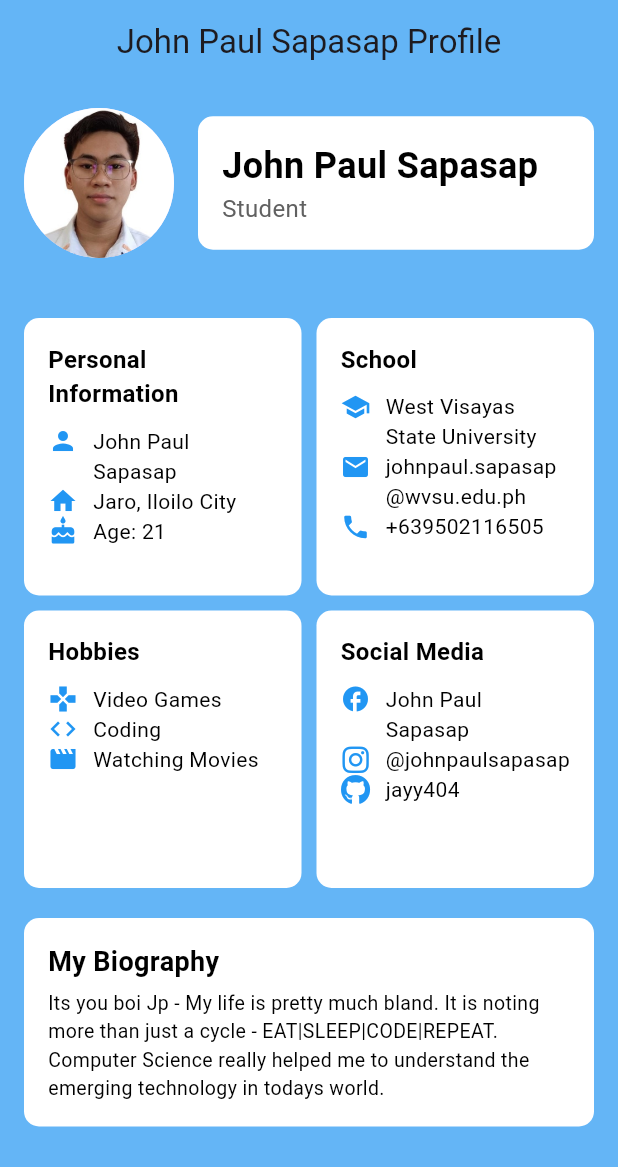
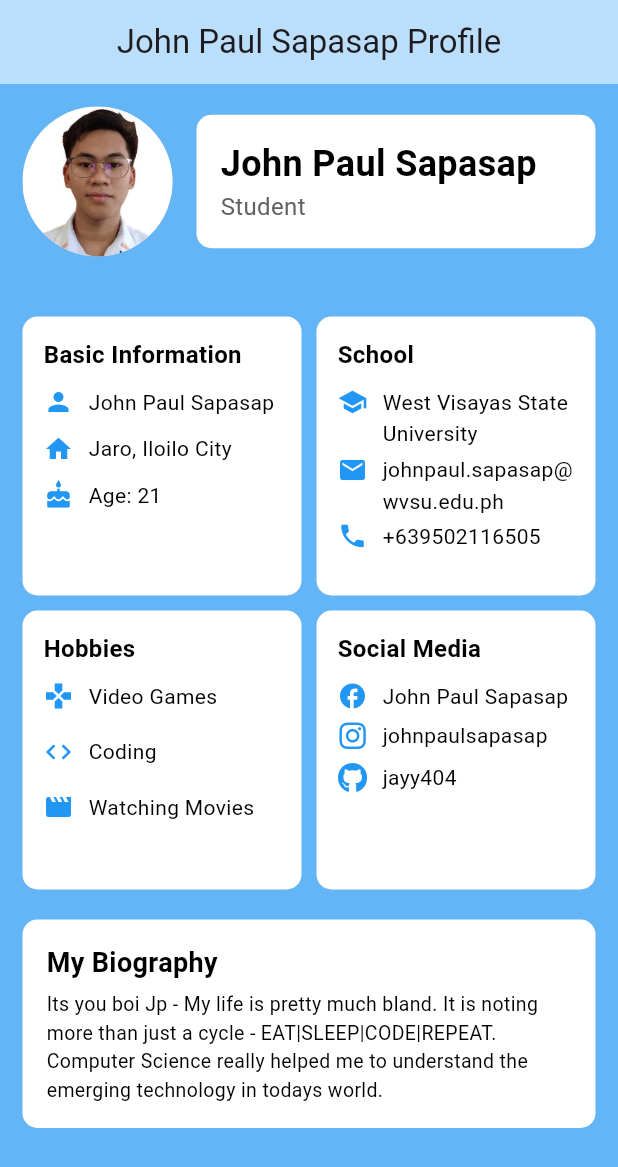
Before and after one commit to jayyy404/unit4_assignment_Sapasap, a Flutter app: the screen it shows after launch, on a phone screen of 412 x 824 dp. Shown: the top 1167 px of the screen. Run offline on Flutter 3.47's test engine with Material 3 defaults, Android fonts, the phone set to English and light mode, and no system bars; our stand-ins replace font_awesome_flutter.

Commit message:
listview added

```diff
--- a/lib/main.dart
+++ b/lib/main.dart
@@ -11,7 +11,6 @@ class MyApp extends StatelessWidget {
   @override
   Widget build(BuildContext context) {
     return const MaterialApp(
-      title: 'John Paul Sapasap Profile',
       home: ProfileScreen(),
     );
   }
@@ -26,12 +25,12 @@ class ProfileScreen extends StatelessWidget {
       appBar: AppBar(
         title: const Text('John Paul Sapasap Profile'),
         centerTitle: true,
-        backgroundColor: Colors.blue[300],
+        backgroundColor: Colors.blue[100],
       ),
       backgroundColor: Colors.blue[300],
       body: SafeArea(
         child: SingleChildScrollView(
-          padding: const EdgeInsets.all(16.0),
+          padding: const EdgeInsets.all(15.0),
           child: Column(
             crossAxisAlignment: CrossAxisAlignment.start,
             children: [
@@ -82,52 +81,54 @@ class ProfileScreen extends StatelessWidget {
                 mainAxisSpacing: 10.0,
                 children: const [
                   InfoBox(
-                    title: 'Personal Information',
-                    content: Column(
-                      children: [
+                    title: 'Basic Information',
+                    content: [
                       InfoRow(icon: Icons.person, label: 'John Paul Sapasap'),
+                      SizedBox(height: 10.0),
                       InfoRow(icon: Icons.home, label: 'Jaro, Iloilo City'),
+                      SizedBox(
+                        height: 10.0,
+                      ),
                       InfoRow(icon: Icons.cake, label: 'Age: 21'),
                     ],
                   ),
-                  ),
                   InfoBox(
                     title: 'School',
-                    content: Column(
-                      children: [
+                    content: [
                       InfoRow(
                           icon: Icons.school,
                           label: 'West Visayas State University'),
+                      SizedBox(
+                        height: 3.0,
+                      ),
                       InfoRow(
                           icon: Icons.email,
                           label: 'johnpaul.sapasap@wvsu.edu.ph'),
+                      SizedBox(height: 2.5),
                       InfoRow(icon: Icons.phone, label: '+639502116505'),
                     ],
                   ),
-                  ),
                   InfoBox(
                     title: 'Hobbies',
-                    content: Column(
-                      children: [
+                    content: [
                       InfoRow(icon: Icons.games, label: 'Video Games'),
+                      SizedBox(height: 16.0),
                       InfoRow(icon: Icons.code, label: 'Coding'),
+                      SizedBox(height: 16.0),
                       InfoRow(icon: Icons.movie, label: 'Watching Movies'),
                     ],
                   ),
-                  ),
                   InfoBox(
                     title: 'Social Media',
-                    content: Column(
-                      children: [
-                        InfoRow(
-                            icon: Icons.facebook, label: 'John Paul Sapasap'),
+                    content: [
+                      InfoRow(icon: Icons.facebook, label: 'John Paul Sapasap'),
+                      SizedBox(height: 5.0),
                       InfoRow(
                           icon: FontAwesomeIcons.instagram,
-                            label: '@johnpaulsapasap'),
-                        InfoRow(
-                            icon: FontAwesomeIcons.github, label: 'jayy404'),
+                          label: 'johnpaulsapasap'),
+                      SizedBox(height: 7.0),
+                      InfoRow(icon: FontAwesomeIcons.github, label: 'jayy404'),
                     ],
-                    ),
                   ),
                 ],
               ),
@@ -158,10 +159,47 @@ class ProfileScreen extends StatelessWidget {
                     ),
                   ],
                 ),
-              )
+              ),
             ],
           ),
         ),
+      ),
+    );
+  }
+}
+
+class InfoBox extends StatelessWidget {
+  final String title;
+  final List<Widget> content;
+
+  const InfoBox({super.key, required this.title, required this.content});
+
+  @override
+  Widget build(BuildContext context) {
+    return Container(
+      padding: const EdgeInsets.all(14.0),
+      decoration: BoxDecoration(
+        color: Colors.white,
+        borderRadius: BorderRadius.circular(10.0),
+      ),
+      child: Column(
+        crossAxisAlignment: CrossAxisAlignment.start,
+        children: [
+          Text(
+            title,
+            style: const TextStyle(
+              fontWeight: FontWeight.bold,
+              fontSize: 16.0,
+              color: Colors.black,
+            ),
+          ),
+          const SizedBox(height: 10.0),
+          ListView(
+            shrinkWrap: true,
+            physics: const NeverScrollableScrollPhysics(),
+            children: content,
+          ),
+        ],
       ),
     );
   }
@@ -183,7 +221,11 @@ class InfoRow extends StatelessWidget {
         Expanded(
           child: Text(
             label,
-            style: const TextStyle(fontSize: 14.0, color: Colors.black),
+            style: const TextStyle(
+              fontSize: 14.0,
+              color: Colors.black,
+              height: 1.5,
+            ),
             softWrap: true,
           ),
         ),
@@ -191,36 +233,3 @@ class InfoRow extends StatelessWidget {
     );
   }
 }
-
-class InfoBox extends StatelessWidget {
-  final String title;
-  final Widget content;
-
-  const InfoBox({super.key, required this.title, required this.content});
-
-  @override
-  Widget build(BuildContext context) {
-    return Container(
-      padding: const EdgeInsets.all(16.0),
-      decoration: BoxDecoration(
-        color: Colors.white,
-        borderRadius: BorderRadius.circular(10.0),
-      ),
-      child: Column(
-        crossAxisAlignment: CrossAxisAlignment.start,
-        children: [
-          Text(
-            title,
-            style: const TextStyle(
-              fontWeight: FontWeight.bold,
-              fontSize: 16.0,
-              color: Colors.black,
-            ),
-          ),
-          const SizedBox(height: 10.0),
-          content,
-        ],
-      ),
-    );
-  }
-}
```
Lines whose indentation alone changed are shown as unchanged.
